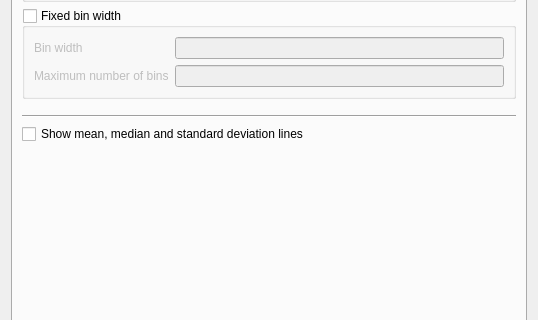
The window that src/resources/ui_display_options_dialog.ui (ianthomas23/QACD-quack) describes before a commit, drawn with Qt 5; both pictures show x 0 to 538 and y 107 to 427 of the 538 by 576 pixel window.
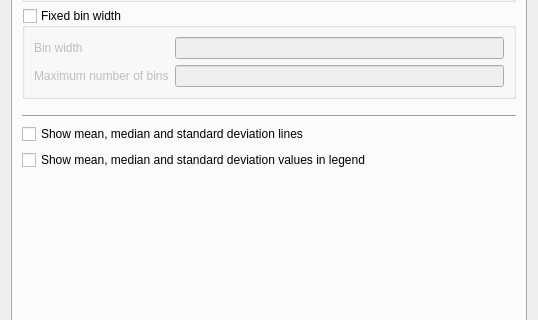
The same window after the commit. The open tabs and pages were chosen to show the change.

Commit message: Option to display mean, etc values in histogram legend

```diff
--- a/src/resources/ui_display_options_dialog.ui
+++ b/src/resources/ui_display_options_dialog.ui
@@ -183,6 +183,13 @@
          </property>
         </widget>
        </item>
+       <item>
+        <widget class="QCheckBox" name="showMeanMedianStdValuesCheckBox">
+         <property name="text">
+          <string>Show mean, median and standard deviation values in legend</string>
+         </property>
+        </widget>
+       </item>
        <item>
         <widget class="QLabel" name="dummy">
          <property name="sizePolicy">
```
Left out of the diff: 4 changed lines with no effect on the pictures. The commit also changes 5 other files.
